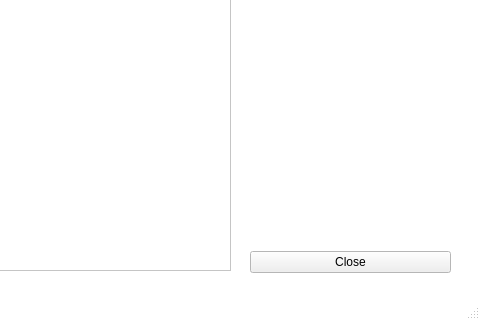
This is omr/interface/UI/classes.ui in ccszwg/Exam-OMR as Qt 5 draws it before an edit; both pictures show x 320 to 800 and y 280 to 600 of the 800 by 600 pixel window. The edited form follows.
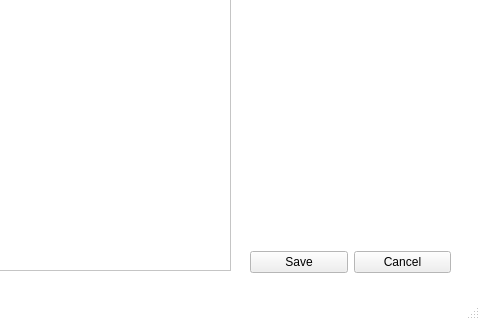
This is the edited form.

Patch:
```diff
--- a/omr/interface/UI/classes.ui
+++ b/omr/interface/UI/classes.ui
@@ -94,7 +94,14 @@
      <item>
       <widget class="QPushButton" name="button_close">
        <property name="text">
-        <string>Close</string>
+        <string>Save</string>
+       </property>
+      </widget>
+     </item>
+     <item>
+      <widget class="QPushButton" name="pushButton">
+       <property name="text">
+        <string>Cancel</string>
        </property>
       </widget>
      </item>
```
Left out of the diff: 2 changed lines with no effect on the pictures.
